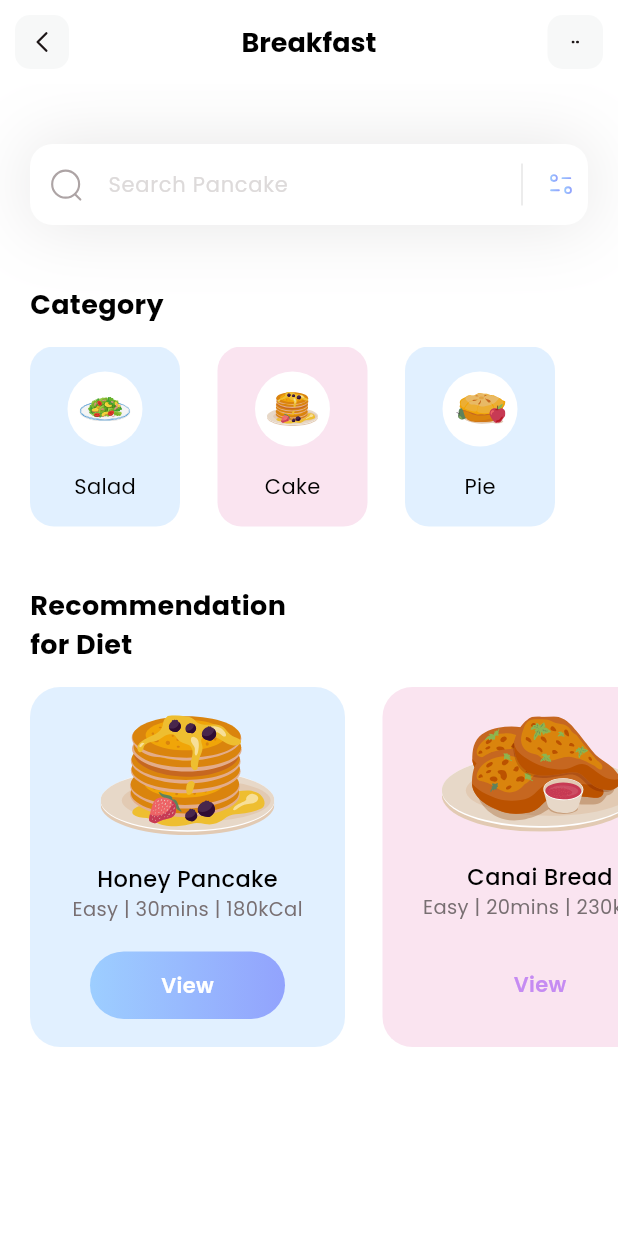
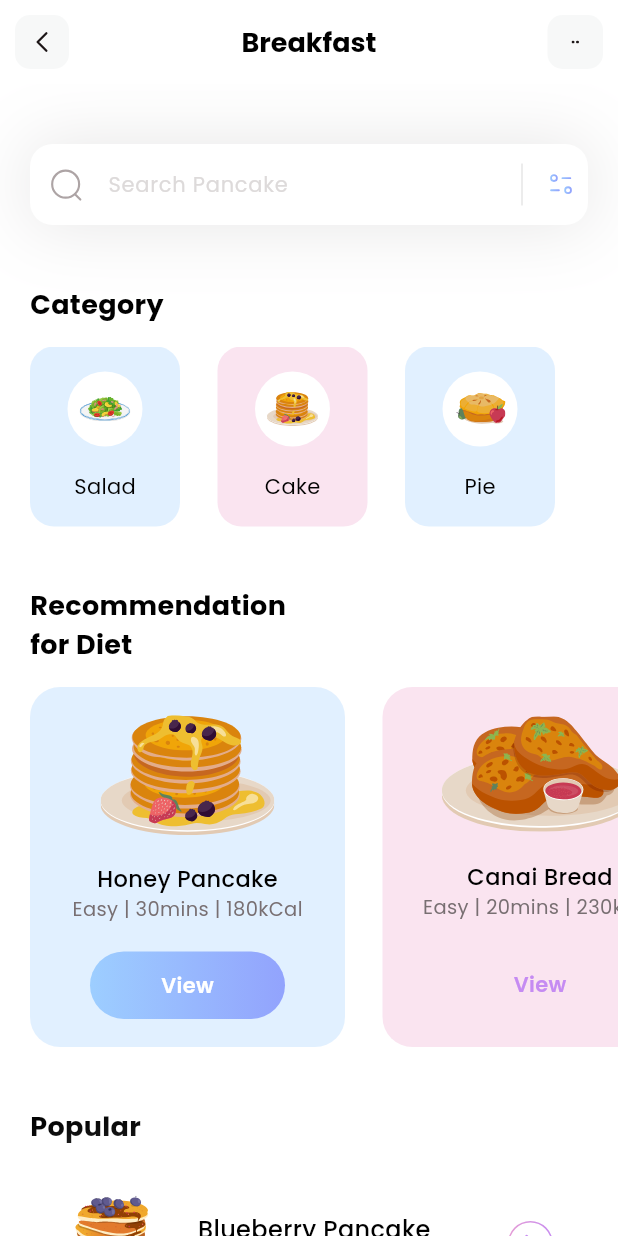
Before and after one commit to rahul01-git/flutterBasics, a Flutter app: the screen it shows after launch, on a phone screen of 412 x 824 dp. Run offline on Flutter 3.47's test engine with Material 3 defaults, Android fonts, the phone set to English and light mode, and no system bars; our stand-ins replace flutter_svg.

Commit message:
popular section

```diff
--- /dev/null
+++ b/lib/models/popular_model.dart
@@ -0,0 +1,45 @@
+class PopularDietsModel {
+  String name;
+  String iconPath;
+  String level;
+  String duration;
+  String calorie;
+  bool boxIsSelected;
+
+  PopularDietsModel({
+    required this.name,
+    required this.iconPath,
+    required this.level,
+    required this.duration,
+    required this.calorie,
+    required this.boxIsSelected
+  });
+
+  static List < PopularDietsModel > getPopularDiets() {
+    List < PopularDietsModel > popularDiets = [];
+
+    popularDiets.add(
+      PopularDietsModel(
+       name: 'Blueberry Pancake',
+       iconPath: 'assets/icons/blueberry-pancake.svg',
+       level: 'Medium',
+       duration: '30mins',
+       calorie: '230kCal',
+       boxIsSelected: true,
+      )
+    );
+
+    popularDiets.add(
+      PopularDietsModel(
+       name: 'Salmon Nigiri',
+       iconPath: 'assets/icons/salmon-nigiri.svg',
+       level: 'Easy',
+       duration: '20mins',
+       calorie: '120kCal',
+       boxIsSelected: false,
+      )
+    );
+
+    return popularDiets;
+  }
+}
--- a/lib/pages/home.dart
+++ b/lib/pages/home.dart
@@ -1,6 +1,7 @@
 import 'package:flutter/material.dart';
 import 'package:flutter_basics/models/category_model.dart';
 import 'package:flutter_basics/models/diet_model.dart';
+import 'package:flutter_basics/models/popular_model.dart';
 import 'package:flutter_svg/flutter_svg.dart';
 
 class HomePage extends StatefulWidget {
@@ -13,10 +14,12 @@ class HomePage extends StatefulWidget {
 class _HomePageState extends State<HomePage> {
   List<CategoryModel> categories = [];
   List<DietModel> diets = [];
+  List<PopularDietsModel> popularDiets = [];
 
   void _getInitialInfo() {
     categories = CategoryModel.getCategories();
     diets = DietModel.getDiets();
+    popularDiets = PopularDietsModel.getPopularDiets();
   }
 
   @override
@@ -25,16 +28,105 @@ class _HomePageState extends State<HomePage> {
     return Scaffold(
       appBar: appBar(),
       backgroundColor: Colors.white,
-      body: Column(
+      body: ListView(
+        children: [
+          _searchField(),
+          const SizedBox(height: 40),
+          _categoriesSection(),
+          const SizedBox(
+            height: 40,
+          ),
+          _dietSection(),
+          const SizedBox(
+            height: 40,
+          ),
+          Column(
             crossAxisAlignment: CrossAxisAlignment.start,
             children: [
-          _searchField(),
-          SizedBox(height: 40),
-          _categoriesSection(),
-          SizedBox(
-            height: 40,
+              const Padding(
+                padding: EdgeInsets.only(left: 20),
+                child: Text(
+                  "Popular",
+                  style: TextStyle(
+                      fontWeight: FontWeight.bold,
+                      fontSize: 18,
+                      color: Colors.black),
                 ),
-          _dietSection()
+              ),
+              const SizedBox(
+                height: 15,
+              ),
+              ListView.separated(
+                itemCount: popularDiets.length,
+                separatorBuilder: (context, index) => const SizedBox(
+                  height: 25,
+                ),
+                shrinkWrap: true,
+                padding: const EdgeInsets.only(left: 20, right: 20),
+                itemBuilder: (context, index) {
+                  return Container(
+                    height: 100,
+                    decoration: BoxDecoration(
+                        color: Colors.white,
+                        borderRadius: BorderRadius.circular(16),
+                        boxShadow: popularDiets[index].boxIsSelected
+                            ? [
+                                BoxShadow(
+                                    color: popularDiets[index].boxIsSelected
+                                        ? Colors.white
+                                        : Colors.transparent,
+                                    offset: const Offset(0, 10),
+                                    blurRadius: 40,
+                                    spreadRadius: 0)
+                              ]
+                            : []),
+                    child: Row(
+                      mainAxisAlignment: MainAxisAlignment.spaceEvenly,
+                      children: [
+                        SvgPicture.asset(
+                          popularDiets[index].iconPath,
+                          width: 65,
+                          height: 65,
+                        ),
+                        Column(
+                          mainAxisAlignment: MainAxisAlignment.center,
+                          crossAxisAlignment: CrossAxisAlignment.start,
+                          children: [
+                            Text(
+                              popularDiets[index].name,
+                              style: const TextStyle(
+                                  fontWeight: FontWeight.w500,
+                                  color: Colors.black,
+                                  fontSize: 16),
+                            ),
+                            Text(
+                              popularDiets[index].level +
+                                  ' | ' +
+                                  popularDiets[index].duration +
+                                  ' | ' +
+                                  popularDiets[index].calorie,
+                              style: const TextStyle(
+                                  fontWeight: FontWeight.w500,
+                                  color: Color(0xff7B6F72),
+                                  fontSize: 13),
+                            )
+                          ],
+                        ),
+                        GestureDetector(
+                          onTap: () => {},
+                          child: SvgPicture.asset(
+                            'assets/icons/button.svg',
+                            width: 30,
+                            height: 30,
+                          ),
+                        )
+                      ],
+                    ),
+                  );
+                },
+              ),
+            ],
+          )
         ],
       ),
     );
@@ -44,17 +136,15 @@ class _HomePageState extends State<HomePage> {
     return Column(
       crossAxisAlignment: CrossAxisAlignment.start,
       children: [
-            Padding(
-              padding: const EdgeInsets.only(left: 20),
+        const Padding(
+          padding: EdgeInsets.only(left: 20),
           child: Text(
             'Recommendation\nfor Diet',
             style: TextStyle(
-                    fontWeight: FontWeight.bold,
-                    color: Colors.black,
-                    fontSize: 18),
+                fontWeight: FontWeight.bold, color: Colors.black, fontSize: 18),
           ),
         ),
-            SizedBox(
+        const SizedBox(
           height: 15,
         ),
         Container(
@@ -62,7 +152,7 @@ class _HomePageState extends State<HomePage> {
           child: ListView.separated(
             itemCount: diets.length,
             scrollDirection: Axis.horizontal,
-                separatorBuilder: (context, index) => SizedBox(
+            separatorBuilder: (context, index) => const SizedBox(
               width: 25,
             ),
             itemBuilder: (context, index) {
@@ -79,7 +169,7 @@ class _HomePageState extends State<HomePage> {
                       children: [
                         Text(
                           diets[index].name,
-                              style: TextStyle(
+                          style: const TextStyle(
                               fontWeight: FontWeight.w500,
                               color: Colors.black,
                               fontSize: 15),
@@ -90,7 +180,7 @@ class _HomePageState extends State<HomePage> {
                               diets[index].duration +
                               ' | ' +
                               diets[index].calorie,
-                              style: TextStyle(
+                          style: const TextStyle(
                               fontSize: 13,
                               fontWeight: FontWeight.w400,
                               color: Color(0xff786F72)),
@@ -106,7 +196,7 @@ class _HomePageState extends State<HomePage> {
                           style: TextStyle(
                               color: diets[index].viewIsSelected
                                   ? Colors.white
-                                      : Color(0xffC58BF2),
+                                  : const Color(0xffC58BF2),
                               fontWeight: FontWeight.w600,
                               fontSize: 14),
                         ),
@@ -114,10 +204,10 @@ class _HomePageState extends State<HomePage> {
                       decoration: BoxDecoration(
                           gradient: LinearGradient(colors: [
                             diets[index].viewIsSelected
-                                    ? Color(0xff9DCEFF)
+                                ? const Color(0xff9DCEFF)
                                 : Colors.transparent,
                             diets[index].viewIsSelected
-                                    ? Color(0xff92A3FD)
+                                ? const Color(0xff92A3FD)
                                 : Colors.transparent,
                           ]),
                           borderRadius: BorderRadius.circular(50)),
@@ -126,7 +216,7 @@ class _HomePageState extends State<HomePage> {
                 ),
               );
             },
-                padding: EdgeInsets.only(left: 20, right: 20),
+            padding: const EdgeInsets.only(left: 20, right: 20),
           ),
         )
       ],
@@ -137,24 +227,24 @@ class _HomePageState extends State<HomePage> {
     return Column(
       crossAxisAlignment: CrossAxisAlignment.start,
       children: [
-        Padding(
-          padding: const EdgeInsets.only(left: 20),
+        const Padding(
+          padding: EdgeInsets.only(left: 20),
           child: Text(
             'Category',
             style: TextStyle(
                 color: Colors.black, fontSize: 18, fontWeight: FontWeight.bold),
           ),
         ),
-        SizedBox(
+        const SizedBox(
           height: 15,
         ),
         Container(
           height: 120,
-          padding: EdgeInsets.only(left: 20, right: 20),
+          padding: const EdgeInsets.only(left: 20, right: 20),
           child: ListView.separated(
               itemCount: categories.length,
               scrollDirection: Axis.horizontal,
-              separatorBuilder: (context, index) => SizedBox(
+              separatorBuilder: (context, index) => const SizedBox(
                     width: 25,
                   ),
               itemBuilder: (context, index) {
@@ -169,15 +259,15 @@ class _HomePageState extends State<HomePage> {
                       Container(
                           width: 50,
                           height: 50,
-                          decoration: BoxDecoration(
+                          decoration: const BoxDecoration(
                               color: Colors.white, shape: BoxShape.circle),
                           child: Padding(
-                            padding: EdgeInsets.all(8),
+                            padding: const EdgeInsets.all(8),
                             child: SvgPicture.asset(categories[index].iconPath),
                           )),
                       Text(
                         categories[index].name,
-                        style: TextStyle(
+                        style: const TextStyle(
                             fontWeight: FontWeight.w400,
                             fontSize: 14,
                             color: Colors.black),
@@ -193,10 +283,10 @@ class _HomePageState extends State<HomePage> {
 
   Container _searchField() {
     return Container(
-      margin: EdgeInsets.only(top: 40, left: 20, right: 20),
+      margin: const EdgeInsets.only(top: 40, left: 20, right: 20),
       decoration: BoxDecoration(boxShadow: [
         BoxShadow(
-            color: Color(0xff1D1617).withOpacity(0.11),
+            color: const Color(0xff1D1617).withOpacity(0.11),
             blurRadius: 40,
             spreadRadius: 0.0)
       ]),
@@ -204,9 +294,9 @@ class _HomePageState extends State<HomePage> {
         decoration: InputDecoration(
           filled: true,
           fillColor: Colors.white,
-          contentPadding: EdgeInsets.all(15),
+          contentPadding: const EdgeInsets.all(15),
           hintText: "Search Pancake",
-          hintStyle: TextStyle(color: Color(0xffDDDADA), fontSize: 14),
+          hintStyle: const TextStyle(color: Color(0xffDDDADA), fontSize: 14),
           prefixIcon: Padding(
             padding: const EdgeInsets.all(12),
             child: SvgPicture.asset('assets/icons/Search.svg'),
@@ -217,7 +307,7 @@ class _HomePageState extends State<HomePage> {
               child: Row(
                 mainAxisAlignment: MainAxisAlignment.end,
                 children: [
-                  VerticalDivider(
+                  const VerticalDivider(
                     color: Colors.black,
                     thickness: 0.1,
                     indent: 10,
@@ -241,7 +331,7 @@ class _HomePageState extends State<HomePage> {
 
   AppBar appBar() {
     return AppBar(
-      title: Text(
+      title: const Text(
         'Breakfast',
         style: TextStyle(
             color: Colors.black, fontWeight: FontWeight.bold, fontSize: 18),
@@ -253,14 +343,14 @@ class _HomePageState extends State<HomePage> {
         onTap: () => {},
         child: Container(
           alignment: Alignment.center,
-          margin: EdgeInsets.all(10),
+          margin: const EdgeInsets.all(10),
           child: SvgPicture.asset(
             'assets/icons/Arrow - Left 2.svg',
             height: 20,
             width: 20,
           ),
           decoration: BoxDecoration(
-              color: Color(0xffF7F8F8),
+              color: const Color(0xffF7F8F8),
               borderRadius: BorderRadius.circular(10)),
         ),
       ),
@@ -270,14 +360,14 @@ class _HomePageState extends State<HomePage> {
           child: Container(
             alignment: Alignment.center,
             width: 37,
-            margin: EdgeInsets.all(10),
+            margin: const EdgeInsets.all(10),
             child: SvgPicture.asset(
               'assets/icons/dots.svg',
               height: 5,
               width: 5,
             ),
             decoration: BoxDecoration(
-                color: Color(0xffF7F8F8),
+                color: const Color(0xffF7F8F8),
                 borderRadius: BorderRadius.circular(10)),
           ),
         )
```
Lines whose indentation alone changed are shown as unchanged.
